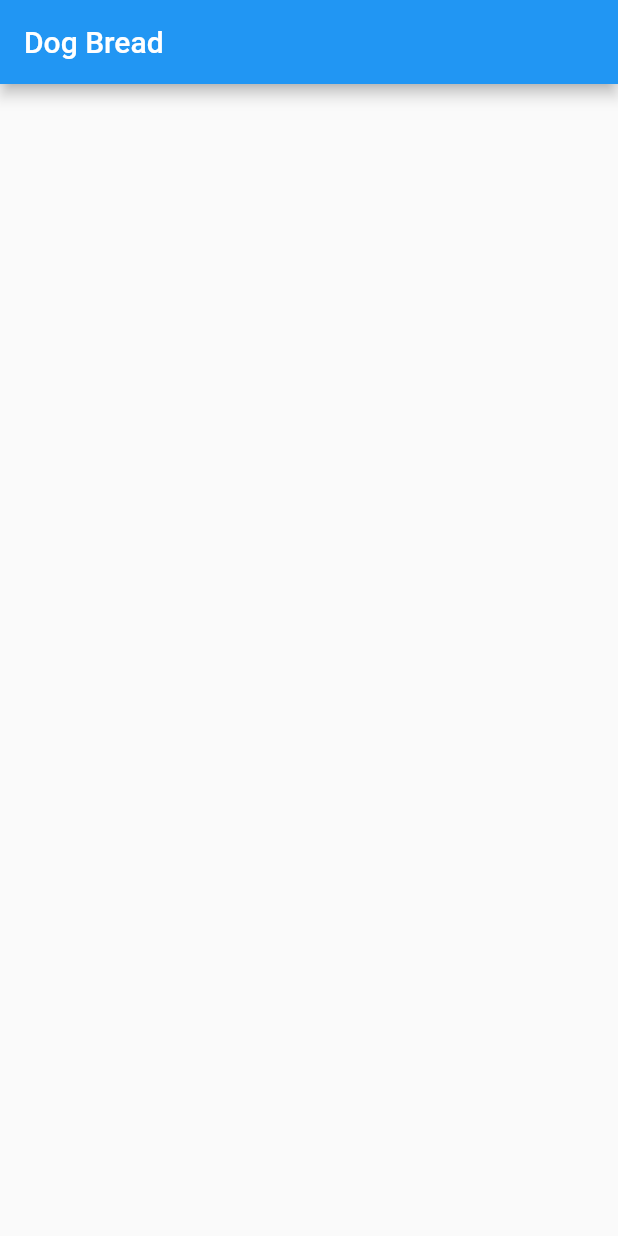
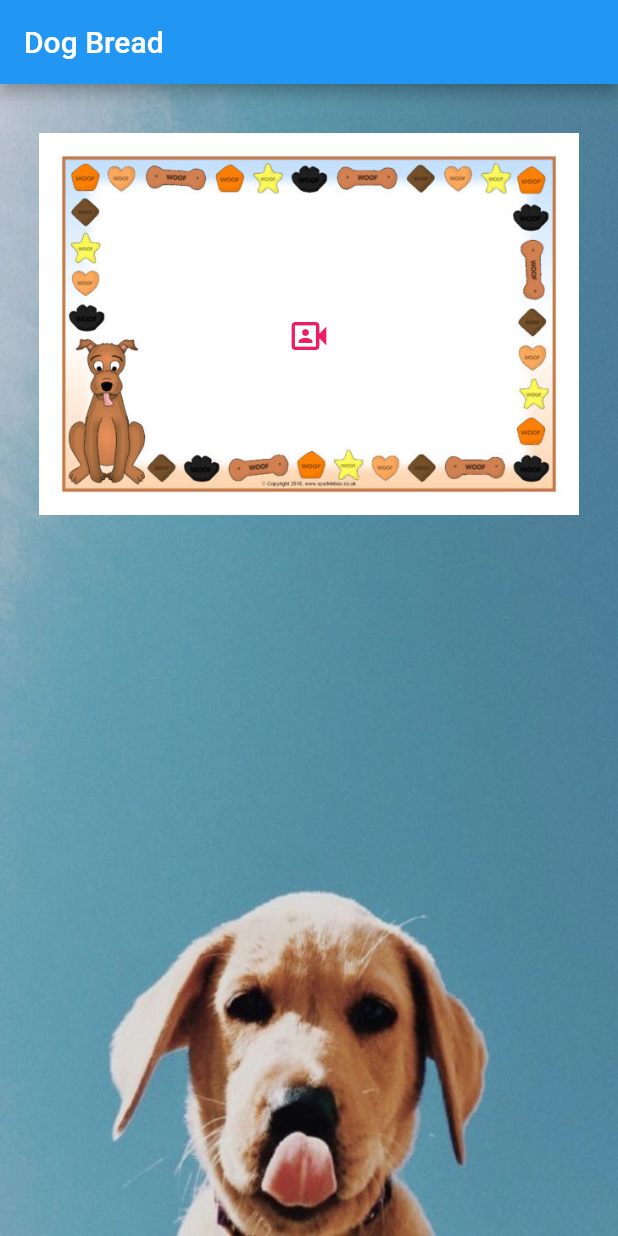
Before and after one commit to AyoShansala/dog_bread, a Flutter app: the screen it shows after launch, on a phone screen of 412 x 824 dp. Run offline on Flutter 3.47's test engine with Material 2 defaults, Android fonts, the phone set to English and light mode, and no system bars; our stand-ins replace camera, get; missing offline and left inert: tflite.

Commit message:
tflite AI all in one project

```diff
--- a/lib/home.dart
+++ b/lib/home.dart
@@ -68,8 +68,9 @@ class _HomeState extends State<Home> {
 
       recognitions!.forEach((response) {
         result += response["label"] +
-            " " +
-            (response["confidence"] as double).toStringAsFixed(2);
+            "  " +
+            (response["confidence"] as double).toStringAsFixed(2) +
+            "\n\n";
       });
       setState(() {
         result;
@@ -90,73 +91,76 @@ class _HomeState extends State<Home> {
   Widget build(BuildContext context) {
     return Scaffold(
       appBar: AppBar(
-        title: Text("Dog Bread"),
+        title: const Text("Dog Bread"),
       ),
-      // body: Container(
-      //   decoration: BoxDecoration(
-      //     image: DecorationImage(
-      //       image: AssetImage("assets/back.jpg"),
-      //       fit: BoxFit.fill,
-      //     ),
-      //   ),
-      //   child: Column(
-      //     children: [
-      //       Stack(
-      //         children: [
-      //           Center(
-      //             child: Container(
-      //               height: 320.0,
-      //               width: 360.0,
-      //               child: Image.asset("assets/frame.jpg"),
-      //             ),
-      //           ),
-      //           Center(
-      //             child: TextButton(
-      //               onPressed: () {
-      //                 initCamera();
-      //               },
-      //               child: Container(
-      //                 margin: EdgeInsets.only(top: 35.0),
-      //                 height: 250.0,
-      //                 width: 340.0,
-      //                 child: imgCamera == null
-      //                     ? Container(
-      //                         height: 250.0,
-      //                         width: 340,
-      //                         child: Icon(
-      //                           Icons.photo_camera_front,
-      //                           color: Colors.pink,
-      //                           size: 28.0,
-      //                         ),
-      //                       )
-      //                     : AspectRatio(
-      //                         aspectRatio: cameraController!.value.aspectRatio,
-      //                         child: CameraPreview(cameraController!),
-      //                       ),
-      //               ),
-      //             ),
-      //           )
-      //         ],
-      //       ),
-      //       Center(
-      //         child: Container(
-      //           margin: EdgeInsets.only(top: 45.0),
-      //           child: SingleChildScrollView(
-      //             child: Text(
-      //               result,
-      //               style: const TextStyle(
-      //                 backgroundColor: Colors.white54,
-      //                 fontSize: 25,
-      //                 color: Colors.black,
-      //               ),
-      //               textAlign: TextAlign.center,
-      //             ),
-      //           ),
-      //         ),
-      //       )
-      //     ],
-      //   ),
-      // ),
+      body: Container(
+        decoration: const BoxDecoration(
+          image: DecorationImage(
+            image: AssetImage("assets/back.jpg"),
+            fit: BoxFit.fill,
+          ),
+        ),
+        child: Column(
+          children: [
+            Stack(
+              children: [
+                Center(
+                  child: SizedBox(
+                    height: 320.0,
+                    width: 360.0,
+                    child: Image.asset("assets/frame.jpg"),
+                  ),
+                ),
+                Center(
+                  child: TextButton(
+                    onPressed: () {
+                      initCamera();
+                    },
+                    child: Container(
+                      margin: const EdgeInsets.only(top: 35.0),
+                      height: 250.0,
+                      width: 340.0,
+                      child: imgCamera == null
+                          ? const SizedBox(
+                              height: 250.0,
+                              width: 340,
+                              child: Icon(
+                                Icons.photo_camera_front,
+                                color: Colors.pink,
+                                size: 28.0,
+                              ),
+                            )
+                          : AspectRatio(
+                              aspectRatio: cameraController!.value.aspectRatio,
+                              child: CameraPreview(cameraController!),
+                            ),
+                    ),
+                  ),
+                )
+              ],
+            ),
+            const SizedBox(
+              height: 20,
+            ),
+            Center(
+              child: Container(
+                margin: const EdgeInsets.only(top: 45.0),
+                child: SingleChildScrollView(
+                  child: Text(
+                    result,
+                    style: const TextStyle(
+                      backgroundColor: Colors.white54,
+                      fontSize: 25,
+                      color: Colors.black,
+                    ),
+                    textAlign: TextAlign.center,
+                  ),
+                ),
+              ),
+            )
+          ],
+        ),
+      ),
     );
   }
 }
```
Also changed, not shown: pubspec.lock, 1 other file.
